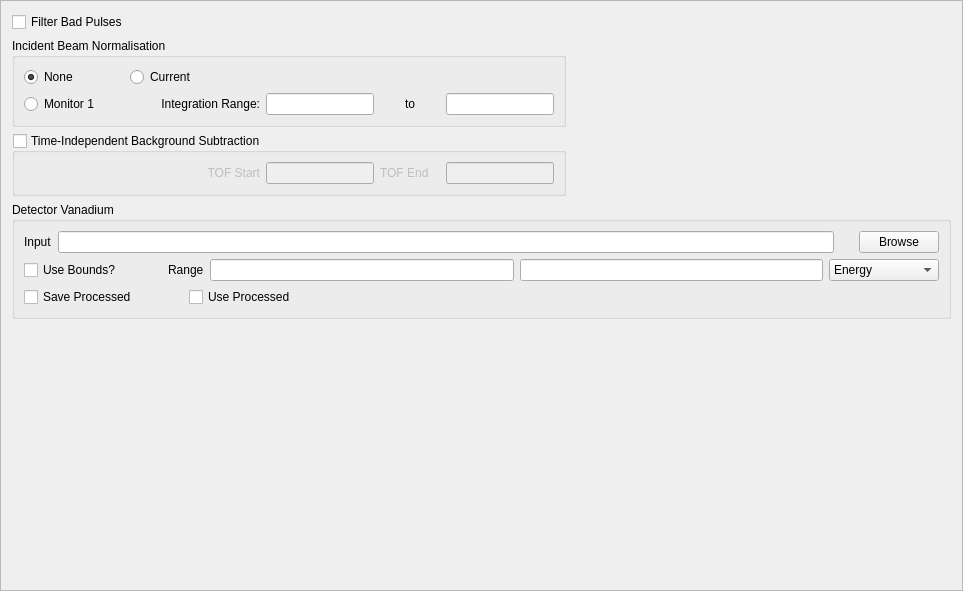
This is Code/Mantid/scripts/Interface/ui/inelastic/dgs_data_corrections.ui in mantidproject/mantid as Qt 5 draws it before an edit. The edited form follows.
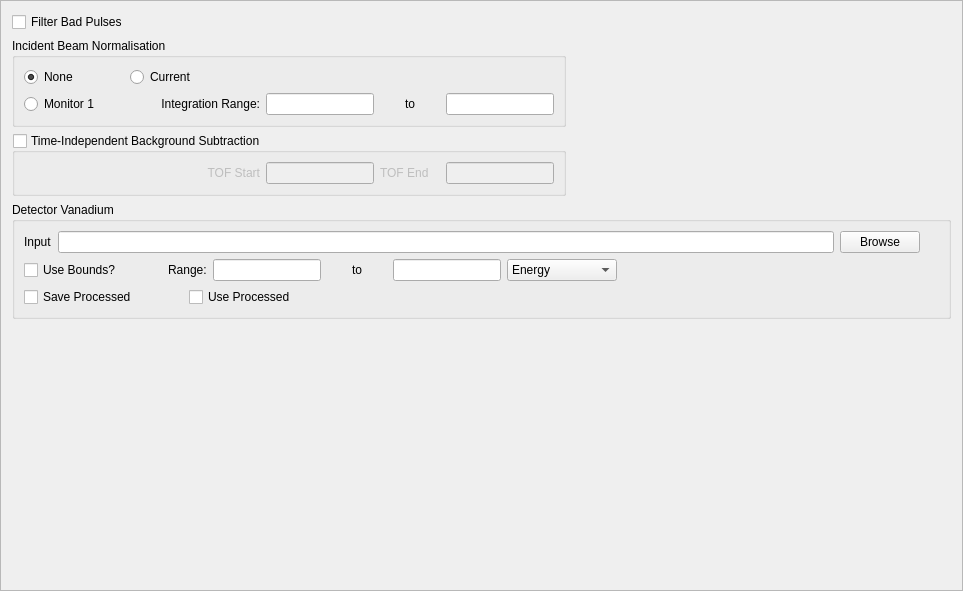
This is the edited form.

Patch:
```diff
--- a/Code/Mantid/scripts/Interface/ui/inelastic/dgs_data_corrections.ui
+++ b/Code/Mantid/scripts/Interface/ui/inelastic/dgs_data_corrections.ui
@@ -232,6 +232,13 @@
         <item>
          <widget class="QLineEdit" name="van_input_edit"/>
         </item>
+        <item>
+         <widget class="QPushButton" name="van_input_browse">
+          <property name="text">
+           <string>Browse</string>
+          </property>
+         </widget>
+        </item>
         <item>
          <spacer name="horizontalSpacer_5">
           <property name="orientation">
@@ -248,13 +255,6 @@
           </property>
          </spacer>
         </item>
-        <item>
-         <widget class="QPushButton" name="van_input_browse">
-          <property name="text">
-           <string>Browse</string>
-          </property>
-         </widget>
-        </item>
        </layout>
       </item>
       <item>
@@ -275,15 +275,45 @@
         <item>
          <widget class="QLabel" name="van_int_range_label">
           <property name="text">
-           <string>Range</string>
+           <string>Range:</string>
           </property>
          </widget>
         </item>
         <item>
-         <widget class="QLineEdit" name="van_int_range_low_edit"/>
+         <widget class="QLineEdit" name="van_int_range_low_edit">
+          <property name="sizePolicy">
+           <sizepolicy hsizetype="Fixed" vsizetype="Fixed">
+            <horstretch>0</horstretch>
+            <verstretch>0</verstretch>
+           </sizepolicy>
+          </property>
+         </widget>
         </item>
         <item>
-         <widget class="QLineEdit" name="van_int_range_high_edit"/>
+         <widget class="QLabel" name="label_3">
+          <property name="minimumSize">
+           <size>
+            <width>60</width>
+            <height>0</height>
+           </size>
+          </property>
+          <property name="text">
+           <string>to</string>
+          </property>
+          <property name="alignment">
+           <set>Qt::AlignCenter</set>
+          </property>
+         </widget>
+        </item>
+        <item>
+         <widget class="QLineEdit" name="van_int_range_high_edit">
+          <property name="sizePolicy">
+           <sizepolicy hsizetype="Fixed" vsizetype="Fixed">
+            <horstretch>0</horstretch>
+            <verstretch>0</verstretch>
+           </sizepolicy>
+          </property>
+         </widget>
         </item>
         <item>
          <widget class="QComboBox" name="van_int_range_units_cb">
@@ -310,6 +340,19 @@
           </item>
          </widget>
         </item>
+        <item>
+         <spacer name="horizontalSpacer_4">
+          <property name="orientation">
+           <enum>Qt::Horizontal</enum>
+          </property>
+          <property name="sizeHint" stdset="0">
+           <size>
+            <width>40</width>
+            <height>20</height>
+           </size>
+          </property>
+         </spacer>
+        </item>
        </layout>
       </item>
       <item>
@@ -359,19 +402,6 @@
      </layout>
     </widget>
    </item>
-   <item>
-    <spacer name="horizontalSpacer_4">
-     <property name="orientation">
-      <enum>Qt::Horizontal</enum>
-     </property>
-     <property name="sizeHint" stdset="0">
-      <size>
-       <width>940</width>
-       <height>20</height>
-      </size>
-     </property>
-    </spacer>
-   </item>
    <item>
     <spacer name="verticalSpacer">
      <property name="orientation">
```
